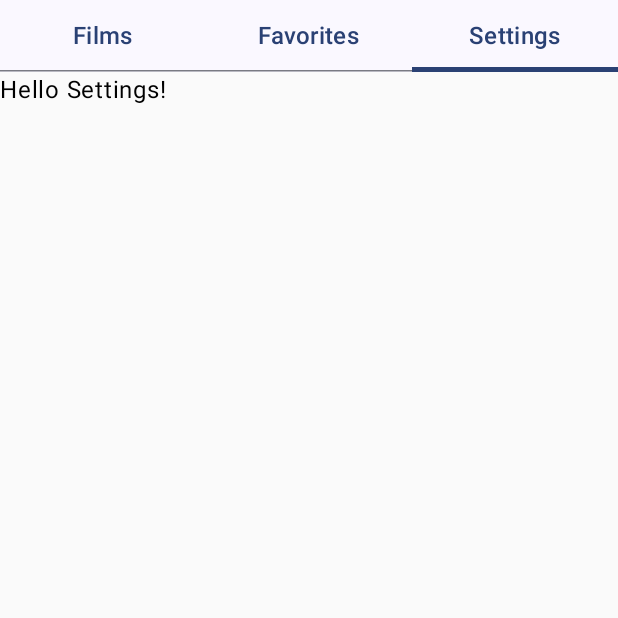
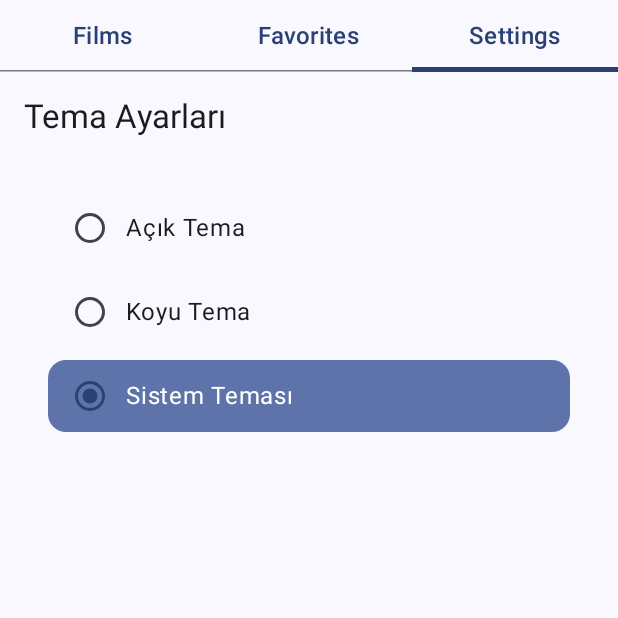
Before and after one commit to yyyalmanci/omdbComposeMm, an Android app built with Jetpack Compose: the screen it shows after launch (MainActivity), tab 3 chosen, on a phone screen of 412 x 824 dp, the top half of it. Run offline under Robolectric (Android 15) with nearby library versions, the phone set to English and light mode, and no system bars; our stand-ins replace Dagger/Hilt's generated code, Room's generated code; pictures from the network do not load.

Commit message:
add theme change ability

```diff
--- a/app/src/main/java/com/yyy/omdbcomposemm/MainActivity.kt
+++ b/app/src/main/java/com/yyy/omdbcomposemm/MainActivity.kt
@@ -10,6 +10,7 @@ import androidx.compose.material3.Tab
 import androidx.compose.material3.TabRow
 import androidx.compose.material3.Text
 import androidx.compose.runtime.Composable
+import androidx.compose.runtime.collectAsState
 import androidx.compose.runtime.getValue
 import androidx.compose.runtime.mutableIntStateOf
 import androidx.compose.runtime.saveable.rememberSaveable
@@ -29,12 +30,15 @@ class MainActivity : ComponentActivity() {
     override fun onCreate(savedInstanceState: Bundle?) {
         super.onCreate(savedInstanceState)
         setContent {
-            OmdbComposeMmTheme {
+            val movieSearchViewModel: MovieSearchViewModel = hiltViewModel()
+            val currentTheme by movieSearchViewModel.themeState.collectAsState()
+
+            OmdbComposeMmTheme(currentTheme) {
                 val navController = rememberNavController()
                 val navBackStackEntry by navController.currentBackStackEntryAsState()
                 var selectedTabIndex by rememberSaveable { mutableIntStateOf(0) }
                 val tabs = listOf("Films", "Favorites", "Settings")
-                val movieSearchViewModel: MovieSearchViewModel = hiltViewModel()
+
 
                 Column {
                     TabRow(selectedTabIndex = selectedTabIndex) {
@@ -54,7 +58,8 @@ class MainActivity : ComponentActivity() {
 
                     NavGraph(
                         navController = navController,
-                        movieSearchViewModel = movieSearchViewModel
+                        movieSearchViewModel = movieSearchViewModel,
+                        themeOption = currentTheme
                     )
 
                     when (selectedTabIndex) {
--- a/app/src/main/java/com/yyy/omdbcomposemm/navigation/NavGraph.kt
+++ b/app/src/main/java/com/yyy/omdbcomposemm/navigation/NavGraph.kt
@@ -1,13 +1,12 @@
-import androidx.compose.foundation.layout.padding
 import androidx.compose.runtime.Composable
-import androidx.compose.ui.Modifier
 import androidx.navigation.NavHostController
 import androidx.navigation.compose.NavHost
 import androidx.navigation.compose.composable
-import com.yyy.omdbcomposemm.Greeting
 import com.yyy.omdbcomposemm.navigation.RouteClass
+import com.yyy.theme.ThemeOption
 import com.yyy.ui.screen.FavoritesListScreen
 import com.yyy.ui.screen.MovieSearchScreen
+import com.yyy.ui.screen.SettingsScreen
 import com.yyy.ui.viewmodel.MovieSearchViewModel
 
 
@@ -15,7 +14,8 @@ import com.yyy.ui.viewmodel.MovieSearchViewModel
 fun NavGraph(
     navController: NavHostController,
     movieSearchViewModel: MovieSearchViewModel,
-    startDestination: RouteClass = RouteClass.MovieSearch()
+    startDestination: RouteClass = RouteClass.MovieSearch(),
+    themeOption: ThemeOption
 ) {
     NavHost(
         navController = navController,
@@ -32,10 +32,7 @@ fun NavGraph(
             )
         }
         composable<RouteClass.Settings> {
-            Greeting(
-                name = RouteClass.Settings().name,
-                modifier = Modifier.padding()
-            )
+            SettingsScreen(themeOption)
         }
     }
 }
--- a/data/build.gradle.kts
+++ b/data/build.gradle.kts
@@ -59,6 +59,7 @@ android {
 dependencies {
 
     implementation(project(":domain"))
+    implementation(project(":theme"))
 
     implementation(libs.androidx.core.ktx)
     implementation(libs.androidx.appcompat)
@@ -83,4 +84,7 @@ dependencies {
     implementation(libs.room.runtime)
     implementation(libs.room.ktx)
     ksp(libs.room.compiler)
+
+    // DataStore
+    implementation(libs.androidx.datastore.preferences)
 }
--- a/data/src/main/java/com/yyy/data/di/RepositoryModule.kt
+++ b/data/src/main/java/com/yyy/data/di/RepositoryModule.kt
@@ -2,8 +2,10 @@ package com.yyy.data.di
 
 import com.yyy.data.repository.FavoritesRepositoryImpl
 import com.yyy.data.repository.MoviesRepositoryImpl
+import com.yyy.data.repository.SettingsRepositoryImpl
 import com.yyy.domain.repository.FavoritesRepository
 import com.yyy.domain.repository.MoviesRepository
+import com.yyy.domain.repository.SettingsRepository
 import dagger.Binds
 import dagger.Module
 import dagger.hilt.InstallIn
@@ -25,4 +27,10 @@ abstract class RepositoryModule {
     abstract fun bindFavoritesRepository(
         favoritesRepositoryImpl: FavoritesRepositoryImpl
     ): FavoritesRepository
+
+    @Binds
+    @Singleton
+    abstract fun bindSettingsRepository(
+        settingsRepositoryImpl: SettingsRepositoryImpl
+    ): SettingsRepository
 }
--- /dev/null
+++ b/data/src/main/java/com/yyy/data/repository/SettingsRepositoryImpl.kt
@@ -0,0 +1,39 @@
+package com.yyy.data.repository
+
+import android.content.Context
+import androidx.datastore.core.DataStore
+import androidx.datastore.preferences.core.Preferences
+import androidx.datastore.preferences.core.edit
+import androidx.datastore.preferences.core.stringPreferencesKey
+import androidx.datastore.preferences.preferencesDataStore
+import com.yyy.domain.repository.SettingsRepository
+import com.yyy.theme.ThemeOption
+import dagger.hilt.android.qualifiers.ApplicationContext
+import kotlinx.coroutines.flow.Flow
+import kotlinx.coroutines.flow.map
+import javax.inject.Inject
+import javax.inject.Singleton
+
+private val Context.dataStore: DataStore<Preferences> by preferencesDataStore(name = "settings")
+
+@Singleton
+class SettingsRepositoryImpl @Inject constructor(
+    @ApplicationContext private val context: Context
+) : SettingsRepository {
+
+    private object PreferencesKeys {
+        val THEME = stringPreferencesKey("theme")
+    }
+
+    override val theme: Flow<ThemeOption> = context.dataStore.data
+        .map { preferences ->
+            preferences[PreferencesKeys.THEME]?.let { ThemeOption.valueOf(it) }
+                ?: ThemeOption.SYSTEM
+        }
+
+    override suspend fun setTheme(theme: ThemeOption) {
+        context.dataStore.edit { preferences ->
+            preferences[PreferencesKeys.THEME] = theme.name
+        }
+    }
+}
--- a/domain/build.gradle.kts
+++ b/domain/build.gradle.kts
@@ -41,6 +41,8 @@ android {
 
 dependencies {
 
+    implementation(project(":theme"))
+
     implementation(libs.androidx.core.ktx)
     implementation(libs.androidx.appcompat)
     testImplementation(libs.junit)
@@ -50,4 +52,5 @@ dependencies {
     //hilt
     implementation(libs.hilt.android)
     ksp(libs.ksp.compiler.hilt)
+
 }
--- /dev/null
+++ b/domain/src/main/java/com/yyy/domain/repository/SettingsRepository.kt
@@ -0,0 +1,9 @@
+package com.yyy.domain.repository
+
+import com.yyy.theme.ThemeOption
+import kotlinx.coroutines.flow.Flow
+
+interface SettingsRepository {
+    val theme: Flow<ThemeOption>
+    suspend fun setTheme(theme: ThemeOption)
+}
--- /dev/null
+++ b/domain/src/main/java/com/yyy/domain/usecase/GetThemeUseCase.kt
@@ -0,0 +1,12 @@
+package com.yyy.domain.usecase
+
+import com.yyy.domain.repository.SettingsRepository
+import com.yyy.theme.ThemeOption
+import kotlinx.coroutines.flow.Flow
+import javax.inject.Inject
+
+class GetThemeUseCase @Inject constructor(
+    private val settingsRepository: SettingsRepository
+) {
+    operator fun invoke(): Flow<ThemeOption> = settingsRepository.theme
+}
--- /dev/null
+++ b/domain/src/main/java/com/yyy/domain/usecase/SetThemeUseCase.kt
@@ -0,0 +1,13 @@
+package com.yyy.domain.usecase
+
+import com.yyy.domain.repository.SettingsRepository
+import com.yyy.theme.ThemeOption
+import javax.inject.Inject
+
+class SetThemeUseCase @Inject constructor(
+    private val settingsRepository: SettingsRepository
+) {
+    suspend operator fun invoke(theme: ThemeOption) {
+        settingsRepository.setTheme(theme)
+    }
+}
--- a/gradle/libs.versions.toml
+++ b/gradle/libs.versions.toml
@@ -23,6 +23,7 @@ foundation = "1.8.2"
 coil = "2.5.0"
 room = "2.7.1"
 androidxComposeMaterialIcons = "1.6.7"
+datastore = "1.1.7"
 
 [libraries]
 androidx-core-ktx = { group = "androidx.core", name = "core-ktx", version.ref = "coreKtx" }
@@ -59,6 +60,7 @@ room-runtime = { group = "androidx.room", name = "room-runtime", version.ref = "
 room-ktx = { group = "androidx.room", name = "room-ktx", version.ref = "room" }
 room-compiler = { group = "androidx.room", name = "room-compiler", version.ref = "room" }
 androidx-compose-material-iconsExtended = { group = "androidx.compose.material", name = "material-icons-extended", version.ref = "androidxComposeMaterialIcons" }
+androidx-datastore-preferences = { group = "androidx.datastore", name = "datastore-preferences", version.ref = "datastore" }
 
 
 [plugins]
--- a/theme/src/main/java/com/yyy/theme/Theme.kt
+++ b/theme/src/main/java/com/yyy/theme/Theme.kt
@@ -39,18 +39,22 @@ private val LightColorScheme = lightColorScheme(
 
 @Composable
 fun OmdbComposeMmTheme(
-    darkTheme: Boolean = isSystemInDarkTheme(),
-    // Dynamic color is available on Android 12+
+    themePreference: ThemeOption = ThemeOption.SYSTEM,
     dynamicColor: Boolean = true,
     content: @Composable () -> Unit
 ) {
+    val useDarkTheme = when (themePreference) {
+        ThemeOption.LIGHT -> false
+        ThemeOption.DARK -> true
+        ThemeOption.SYSTEM -> isSystemInDarkTheme()
+    }
     val colorScheme = when {
         dynamicColor && Build.VERSION.SDK_INT >= Build.VERSION_CODES.S -> {
             val context = LocalContext.current
-            if (darkTheme) dynamicDarkColorScheme(context) else dynamicLightColorScheme(context)
+            if (useDarkTheme) dynamicDarkColorScheme(context) else dynamicLightColorScheme(context)
         }
 
-        darkTheme -> DarkColorScheme
+        useDarkTheme -> DarkColorScheme
         else -> LightColorScheme
     }
 
--- /dev/null
+++ b/theme/src/main/java/com/yyy/theme/ThemeOption.kt
@@ -0,0 +1,7 @@
+package com.yyy.theme
+
+enum class ThemeOption {
+    LIGHT,
+    DARK,
+    SYSTEM
+}
--- /dev/null
+++ b/ui/src/main/java/com/yyy/ui/screen/SettingsScreen.kt
@@ -0,0 +1,129 @@
+package com.yyy.ui.screen
+
+import androidx.compose.foundation.layout.Column
+import androidx.compose.foundation.layout.Row
+import androidx.compose.foundation.layout.Spacer
+import androidx.compose.foundation.layout.fillMaxSize
+import androidx.compose.foundation.layout.fillMaxWidth
+import androidx.compose.foundation.layout.padding
+import androidx.compose.foundation.layout.size
+import androidx.compose.foundation.layout.width
+import androidx.compose.material3.Card
+import androidx.compose.material3.CardDefaults
+import androidx.compose.material3.MaterialTheme
+import androidx.compose.material3.RadioButton
+import androidx.compose.material3.RadioButtonDefaults
+import androidx.compose.material3.Surface
+import androidx.compose.material3.Text
+import androidx.compose.runtime.Composable
+import androidx.compose.ui.Alignment
+import androidx.compose.ui.Modifier
+import androidx.compose.ui.res.stringResource
+import androidx.compose.ui.semantics.Role
+import androidx.compose.ui.semantics.contentDescription
+import androidx.compose.ui.semantics.role
+import androidx.compose.ui.semantics.semantics
+import androidx.compose.ui.unit.dp
+import androidx.hilt.navigation.compose.hiltViewModel
+import com.yyy.theme.ThemeOption
+import com.yyy.ui.R
+import com.yyy.ui.viewmodel.SettingsViewModel
+
+@Composable
+fun SettingsScreen(
+    theme: ThemeOption,
+    viewModel: SettingsViewModel = hiltViewModel()
+) {
+    Surface(
+        modifier = Modifier.fillMaxSize(),
+        color = MaterialTheme.colorScheme.background
+    ) {
+        Column(
+            modifier = Modifier
+                .fillMaxSize()
+                .padding(16.dp)
+        ) {
+            Text(
+                text = stringResource(R.string.theme_settings),
+                style = MaterialTheme.typography.titleLarge,
+                color = MaterialTheme.colorScheme.onBackground,
+                modifier = Modifier.padding(bottom = 16.dp)
+            )
+
+            Card(
+                modifier = Modifier.fillMaxWidth(),
+                colors = CardDefaults.cardColors(
+                    containerColor = MaterialTheme.colorScheme.surface
+                )
+            ) {
+                ThemeOptionSelector(
+                    currentTheme = theme,
+                    onThemeSelected = viewModel::setTheme
+                )
+            }
+        }
+    }
+}
+
+@Composable
+private fun ThemeOptionSelector(
+    currentTheme: ThemeOption,
+    onThemeSelected: (ThemeOption) -> Unit
+) {
+    Column(
+        modifier = Modifier.padding(16.dp)
+    ) {
+        ThemeOption.entries.forEach { themeOption ->
+            val isSelected = currentTheme == themeOption
+            val themeText = when (themeOption) {
+                ThemeOption.LIGHT -> stringResource(R.string.light_theme)
+                ThemeOption.DARK -> stringResource(R.string.dark_theme)
+                ThemeOption.SYSTEM -> stringResource(R.string.system_theme)
+            }
+
+            Surface(
+                modifier = Modifier
+                    .fillMaxWidth()
+                    .padding(vertical = 4.dp),
+                color = if (isSelected) {
+                    MaterialTheme.colorScheme.primaryContainer
+                } else {
+                    MaterialTheme.colorScheme.surface
+                },
+                shape = MaterialTheme.shapes.medium,
+                onClick = { onThemeSelected(themeOption) }
+            ) {
+                Row(
+                    modifier = Modifier
+                        .fillMaxWidth()
+                        .padding(horizontal = 16.dp, vertical = 12.dp)
+                        .semantics {
+                            role = Role.RadioButton
+                            contentDescription = themeText
+                        },
+                    verticalAlignment = Alignment.CenterVertically
+                ) {
+                    RadioButton(
+                        selected = isSelected,
+                        onClick = null,
+                        colors = RadioButtonDefaults.colors(
+                            selectedColor = MaterialTheme.colorScheme.primary,
+                            unselectedColor = MaterialTheme.colorScheme.onSurfaceVariant
+                        ),
+                        modifier = Modifier.size(24.dp)
+                    )
+                    Spacer(modifier = Modifier.width(12.dp))
+                    Text(
+                        text = themeText,
+                        style = MaterialTheme.typography.bodyLarge,
+                        color = if (isSelected) {
+                            MaterialTheme.colorScheme.onPrimaryContainer
+                        } else {
+                            MaterialTheme.colorScheme.onSurface
+                        }
+                    )
+                }
+            }
+        }
+    }
+}
--- a/ui/src/main/java/com/yyy/ui/viewmodel/MovieSearchViewModel.kt
+++ b/ui/src/main/java/com/yyy/ui/viewmodel/MovieSearchViewModel.kt
@@ -8,8 +8,10 @@ import com.yyy.domain.model.MovieSearchResultItem
 import com.yyy.domain.repository.result.MoviesRepositoryResult
 import com.yyy.domain.usecase.GetFavoriteMoviesUseCase
 import com.yyy.domain.usecase.GetSearchHistoryUseCase
+import com.yyy.domain.usecase.GetThemeUseCase
 import com.yyy.domain.usecase.SearchMoviesUseCase
 import com.yyy.domain.usecase.ToggleFavoriteMovieUseCase
+import com.yyy.theme.ThemeOption
 import com.yyy.ui.model.FavoriteMovieId
 import com.yyy.ui.model.MovieSearchUiState
 import dagger.hilt.android.lifecycle.HiltViewModel
@@ -25,10 +27,14 @@ class MovieSearchViewModel @Inject constructor(
     private val searchMoviesUseCase: SearchMoviesUseCase,
     private val getSearchHistoryUseCase: GetSearchHistoryUseCase,
     private val getFavoriteMoviesUseCase: GetFavoriteMoviesUseCase,
-    private val toggleFavoriteMovieUseCase: ToggleFavoriteMovieUseCase
+    private val toggleFavoriteMovieUseCase: ToggleFavoriteMovieUseCase,
+    private val getThemeUseCase: GetThemeUseCase,
 ) : ViewModel() {
     private val _uiState = MutableStateFlow(MovieSearchUiState())
     val uiState: StateFlow<MovieSearchUiState> = _uiState.asStateFlow()
+
+    private val _themeState = MutableStateFlow(ThemeOption.SYSTEM)
+    val themeState: StateFlow<ThemeOption> = _themeState.asStateFlow()
 
     private var currentQuery: String = ""
     var currentPage: Int = 1
@@ -36,6 +42,13 @@ class MovieSearchViewModel @Inject constructor(
     private var endReached = false
 
     init {
+        viewModelScope.launch {
+            getThemeUseCase().collect { theme ->
+                _themeState.update {
+                    theme
+                }
+            }
+        }
         viewModelScope.launch {
             getSearchHistoryUseCase().collect { history ->
                 _uiState.update { it.copy(searchHistory = history) }
@@ -80,11 +93,13 @@ class MovieSearchViewModel @Inject constructor(
                             it.copy(isLoading = false)
                         }
                     }
+
                     is MoviesRepositoryResult.Loading -> {
                         _uiState.update {
                             it.copy(isLoading = true)
                         }
                     }
+
                     is MoviesRepositoryResult.Success -> {
                         val newList = result.movie.search
                         _uiState.update {
@@ -123,9 +138,11 @@ class MovieSearchViewModel @Inject constructor(
                             )
                         }
                     }
+
                     is MoviesRepositoryResult.Failed -> {
                         endReached = true
                     }
+
                     else -> {}
                 }
                 isLoadingMore = false
--- /dev/null
+++ b/ui/src/main/java/com/yyy/ui/viewmodel/SettingsViewModel.kt
@@ -0,0 +1,22 @@
+package com.yyy.ui.viewmodel
+
+import androidx.lifecycle.ViewModel
+import androidx.lifecycle.viewModelScope
+import com.yyy.domain.usecase.SetThemeUseCase
+import com.yyy.theme.ThemeOption
+import dagger.hilt.android.lifecycle.HiltViewModel
+import kotlinx.coroutines.launch
+import javax.inject.Inject
+
+@HiltViewModel
+class SettingsViewModel @Inject constructor(
+    private val setThemeUseCase: SetThemeUseCase
+) : ViewModel() {
+
+
+    fun setTheme(theme: ThemeOption) {
+        viewModelScope.launch {
+            setThemeUseCase(theme)
+        }
+    }
+}
--- a/ui/src/main/res/values/strings.xml
+++ b/ui/src/main/res/values/strings.xml
@@ -23,4 +23,8 @@
     <string name="create_new_list">Yeni Liste Oluştur</string>
     <string name="create">Oluştur</string>
     <string name="cancel">İptal</string>
+    <string name="theme_settings">Tema Ayarları</string>
+    <string name="light_theme">Açık Tema</string>
+    <string name="dark_theme">Koyu Tema</string>
+    <string name="system_theme">Sistem Teması</string>
 </resources>
```
Also changed, not shown: 1 other file.
